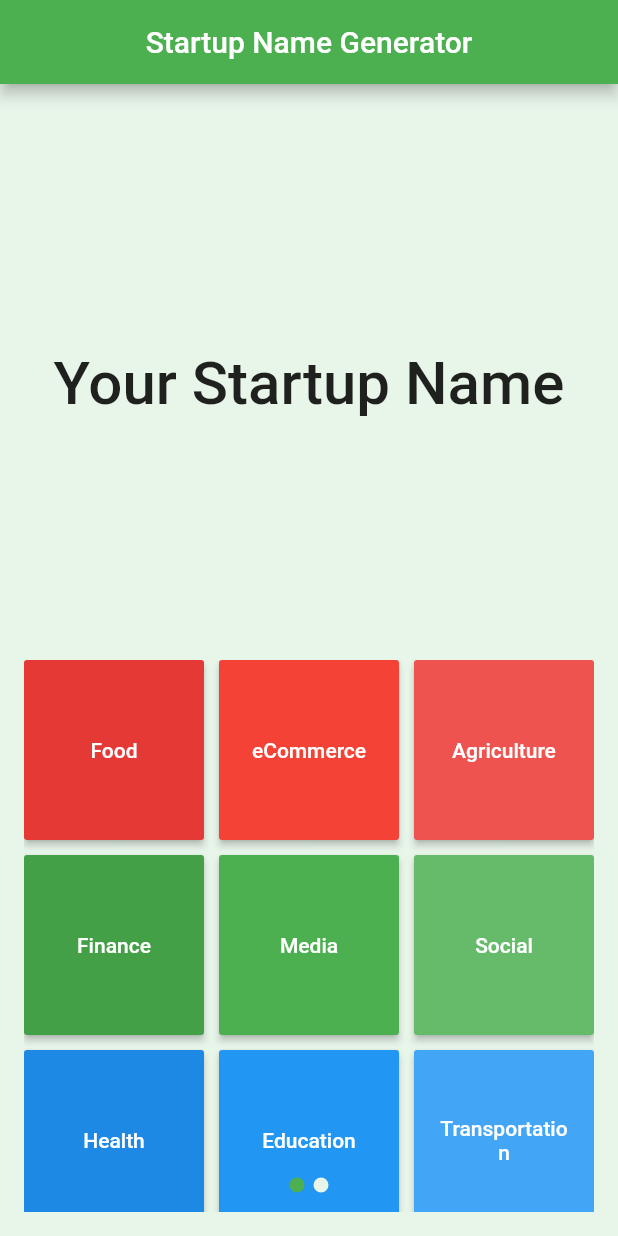
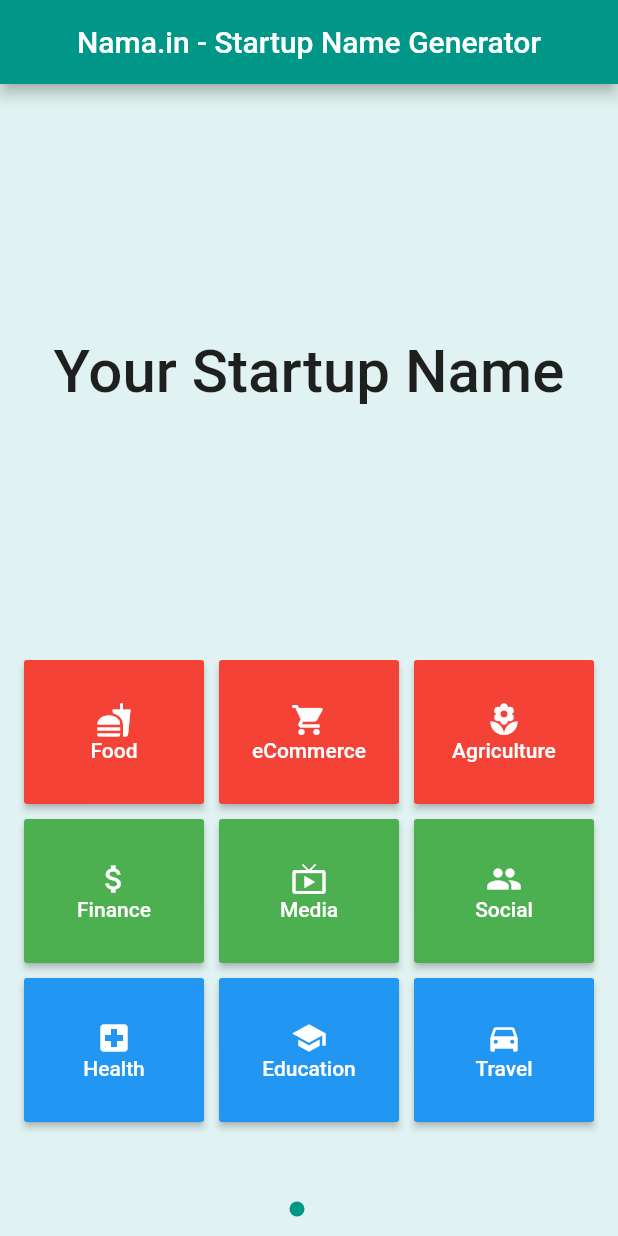
Before and after one commit to blurey8/nama.in, a Flutter app: the screen it shows after launch, swiped to page 2, on a phone screen of 412 x 824 dp. Run offline on Flutter 3.47's test engine with Material 2 defaults, Android fonts, the phone set to English and light mode, and no system bars; our stand-ins replace flutter_swiper.

Commit message:
change category tiles

```diff
--- a/lib/main.dart
+++ b/lib/main.dart
@@ -1,24 +1,21 @@
 import 'package:flutter/material.dart';
-// import 'package:carousel_slider/carousel_slider.dart';
 import 'package:flutter_swiper/flutter_swiper.dart';
-import 'try_swiper.dart';
 import 'name_generator.dart';
 import 'word_generator.dart';
 
-void main() => runApp(MyApp());
+void main() => runApp(NamainApp());
 
-class MyApp extends StatelessWidget {
+class NamainApp extends StatelessWidget {
   // This widget is the root of your application.
   @override
   Widget build(BuildContext context) {
     return MaterialApp(
-      title: 'Flutter Demo',
+      title: 'nama.in',
       theme: ThemeData(
-        primarySwatch: Colors.green,
-        scaffoldBackgroundColor: Colors.green[50],
+        primarySwatch: Colors.teal,
+        scaffoldBackgroundColor: Colors.teal[50],
       ),
       home: NameGenerator(),
-      // home: SwiperPage(title: 'Flutter Demo Home Page'),
     );
   }
 }
@@ -55,15 +52,30 @@ class NameGeneratorState extends State<NameGenerator> {
   Widget buildSwiper({List<Widget> children}) {
     return new Swiper(
       itemBuilder: (BuildContext context, int index) {
-        return Container(
-          // color: Colors.yellow,
+        return Padding(
+          padding: EdgeInsets.symmetric(horizontal: 16.0),
           child: children[index],
-          // child: Center(child: Text(index.toString())),
         );
       },
       loop: false,
       itemCount: children.length,
       pagination: new SwiperPagination(),
+    );
+  }
+  Widget buildStartupName() {
+    return Padding(
+      padding: const EdgeInsets.all(16.0),
+      child: Container(
+        alignment: Alignment.center,
+        child: Text(
+          this.startupName,
+          textAlign: TextAlign.center,
+          style: TextStyle(
+            fontSize: 40.0,
+            fontWeight: FontWeight.w500,
+          ),
+        ),
+      ),
     );
   }
 
@@ -75,13 +87,12 @@ class NameGeneratorState extends State<NameGenerator> {
           textAlign: TextAlign.center,
           decoration: InputDecoration(
             hintText: 'Enter any words',
-            // focusColor: Colors.yellow,
           ),
         ),
         SizedBox(height: 10.0),
         RaisedButton(
             child: Text('Generate'),
-            color: Colors.green,
+            color: Theme.of(context).primaryColor,
             textColor: Colors.white,
             onPressed: () {
               setState(() {
@@ -93,46 +104,49 @@ class NameGeneratorState extends State<NameGenerator> {
     );
   }
 
-  Widget buildCategoryTile(String categoryName, Color color) {
+  Widget buildCategoryTile(String categoryName, IconData icon, Color color) {
     return RaisedButton(
       color: color,
       textColor: Colors.white,
+      padding: EdgeInsets.symmetric(horizontal: 8.0),
       onPressed: () {
         setState(() {
-          this.startupName = generateName(
-            getWordByCategory(categoryName)
-          );
+          this.startupName = generateName(getWordByCategory(categoryName));
         });
         print(this.startupName);
         print(categoryName + ' pressed!');
       },
-      child: Text(
+      child: Column(
+        mainAxisAlignment: MainAxisAlignment.center,
+        children: <Widget>[
+          Icon(icon),
+          Text(
             categoryName,
             textAlign: TextAlign.center,
+          ),
+        ],
       ),
     );
   }
 
-  // Health, Finance, Education
-  // Food, Transportation, eCommerce
-  // Media, Social, Agriculture
   Widget buildCategoryTiles() {
     return GridView.count(
       crossAxisCount: 3,
+      childAspectRatio: 5/4,
+
       primary: false,
-      // padding: const EdgeInsets.all(20),
       crossAxisSpacing: 10,
       mainAxisSpacing: 10,
       children: <Widget>[
-        buildCategoryTile('Food', Colors.red[600]),
-        buildCategoryTile('eCommerce', Colors.red[500]),
-        buildCategoryTile('Agriculture', Colors.red[400]),
-        buildCategoryTile('Finance', Colors.green[600]),
-        buildCategoryTile('Media', Colors.green[500]),
-        buildCategoryTile('Social', Colors.green[400]),
-        buildCategoryTile('Health', Colors.blue[600]),
-        buildCategoryTile('Education', Colors.blue[500]),
-        buildCategoryTile('Transportation', Colors.blue[400]),
+        buildCategoryTile('Food', Icons.fastfood, Colors.red),
+        buildCategoryTile('eCommerce', Icons.shopping_cart, Colors.red),
+        buildCategoryTile('Agriculture', Icons.local_florist, Colors.red),
+        buildCategoryTile('Finance', Icons.attach_money, Colors.green),
+        buildCategoryTile('Media', Icons.live_tv, Colors.green),
+        buildCategoryTile('Social', Icons.people, Colors.green),
+        buildCategoryTile('Health', Icons.local_hospital, Colors.blue),
+        buildCategoryTile('Education', Icons.school, Colors.blue),
+        buildCategoryTile('Travel', Icons.directions_car, Colors.blue),
       ],
     );
   }
@@ -141,36 +155,22 @@ class NameGeneratorState extends State<NameGenerator> {
   Widget build(BuildContext context) {
     return Scaffold(
       appBar: AppBar(
-        title: Text('Startup Name Generator'),
+        title: Text('Nama.in - Startup Name Generator'),
         centerTitle: true,
       ),
-      body: Padding(
-        padding: const EdgeInsets.all(16.0),
-        child: Column(
+      body: Column(
         children: <Widget>[
           Expanded(
-              child: Container(
-                alignment: Alignment.center,
-                child: Text(
-                  this.startupName,
-                  textAlign: TextAlign.center,
-                  style: TextStyle(
-                    // backgroundColor: Colors.yellow,
-                    fontSize: 40.0,
-                    fontWeight: FontWeight.w500,
-                  ),
-                ),
-              ),
+            // flex: 4,
+            child: buildStartupName()
           ),
           Expanded(
-              // child: buildTextForm(),
-              // child: buildCategoryTiles(),
+            // flex: 5,
             child: buildSwiper(
                 children: <Widget>[buildTextForm(), buildCategoryTiles()]),
           ),
         ],
       ),
-      ),
     );
   }
 }
--- a/lib/name_generator.dart
+++ b/lib/name_generator.dart
@@ -54,7 +54,7 @@ List<List<String>> mispells = [
   ['w', 'ww'],
   ['x', 'xx'],
   ['y', 'yy'],
-  ['z', 'xx'],
+  ['z', 'zz'],
 
   /* Deletion */
   ['a', ''],
--- a/lib/word_generator.dart
+++ b/lib/word_generator.dart
@@ -67,14 +67,14 @@ Map<String, List<String>> categoryMap = {
     // noun
     'berita', 'komedi', 'hiburan', 'film', 'sinema', 'musik', 'lagu', 'podcast', 'video', 'acara', 'layar',
     'koran', 'kabar', 'tv', 'tayangan', 'channel',
-    'kreasi', 'inovasi', 'karya'
+    'kreasi', 'inovasi', 'karya',
 
     // verb
     'baca', 'dengar', 'simak', 'pantau', 'tulis', 'cuit', 'bicara', 'ngobrol', 'tonton', 'tayang', 'mengudara', 'percaya', 'ketawa', 'ngakak', 'bahagia', 'pikir', 'nalar', 'logika',
     // adjective
     'terkini', 'hangat', 'viral', 'kreatif', 'inovatif', 'tren', 'lucu', 'bacot', 'bawel',
     // subject
-    'artis', 'selebritis', 'aktor', 'aktris', 'musisi', 'kreator', 'produser', 'sineas', 'penonton'
+    'artis', 'selebritis', 'aktor', 'aktris', 'musisi', 'kreator', 'produser', 'sineas', 'penonton',
   ],
 
   'social' : [
@@ -83,7 +83,7 @@ Map<String, List<String>> categoryMap = {
     // verb
     'bantu', 'tolong', 'bagi', 'sumbang', 'gotongroyong', 'derma', 'sedekah',
     // adjective
-    'baik', 'dermawan', 'bisa'
+    'baik', 'dermawan', 'bisa',
     // subject
     'donatur', 'donor',
   ],
@@ -103,18 +103,18 @@ Map<String, List<String>> categoryMap = {
 
   'education' : [
     // place
-    'kelas', 'sekolah', 'kursus', 'les', 'akademi'
+    'kelas', 'sekolah', 'kursus', 'les', 'akademi',
     // noun
     'buku', 'pensil', 'pelatihan', 'skill',
     // verb
     'belajar', 'mengajar', 'ajar', 'bimbing',
     // adjective
-    'privat', 'pintar', 'cerdas', 'jenius', 'jago', 'ahli', 'mampu'
+    'privat', 'pintar', 'cerdas', 'jenius', 'jago', 'ahli', 'mampu',
     // subject
     'guru', 'pengajar', 'dosen', 'ustadz', 'pelajar', 'murid', 'siswa', 'mahasiswa', 'santri',
   ],
 
-  'transportation' : [
+  'travel' : [
     // place
     'jalan', 'aspal',
     // noun
@@ -126,6 +126,8 @@ Map<String, List<String>> categoryMap = {
     'sampai', 'cepat', 'kilat',
     // subject
     'kendara',
+
+    'turis', 'cucimata', 'wisata', 'destinasi', 'tiket', 'loket',
   ],
 };
 
```
Lines whose indentation alone changed are shown as unchanged.
